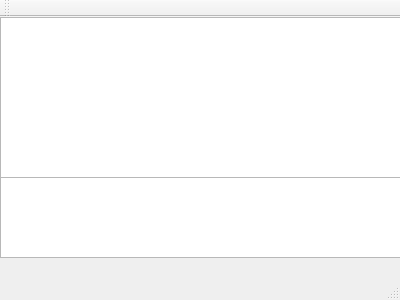
Before: the Qt Designer form mainwindow.ui in Nemanicka/memechat_client, drawn with Qt 5.
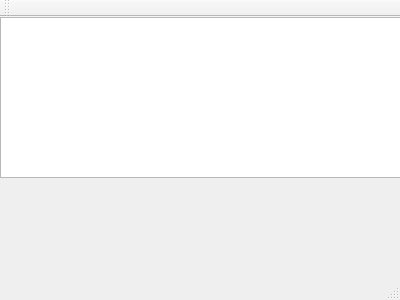
After: the same form once the commit is applied.

Diff of the .ui file:
```diff
--- a/mainwindow.ui
+++ b/mainwindow.ui
@@ -14,16 +14,6 @@
    <string>MainWindow</string>
   </property>
   <widget class="QWidget" name="centralWidget">
-   <widget class="QTextEdit" name="textEdit">
-    <property name="geometry">
-     <rect>
-      <x>0</x>
-      <y>160</y>
-      <width>401</width>
-      <height>81</height>
-     </rect>
-    </property>
-   </widget>
    <widget class="QTextBrowser" name="textBrowser">
     <property name="geometry">
      <rect>
```
